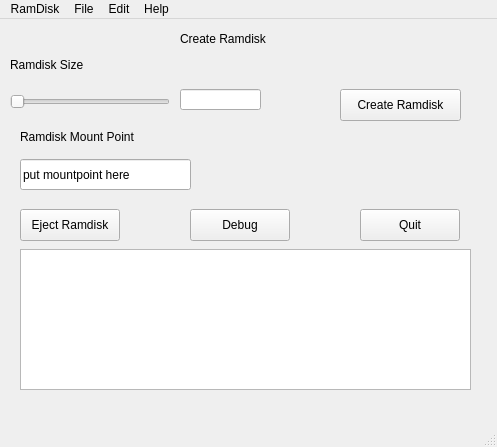
This is src/ramdisk/ui/main_n.ui in clockworksspheres/ramdisk as Qt 5 draws it before an edit. The edited form follows.
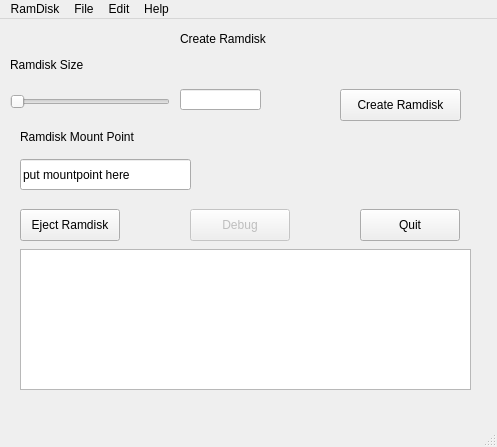
This is the edited form.

Commit message: enabled 'autoFillBackground' in the main_n.ui via qtcreator and hid the debug button in main.py until debug console support could be added

```diff
--- a/src/ramdisk/ui/main_n.ui
+++ b/src/ramdisk/ui/main_n.ui
@@ -20,6 +20,9 @@
    <string notr="true"/>
   </property>
   <widget class="QWidget" name="centralwidget">
+   <property name="autoFillBackground">
+    <bool>true</bool>
+   </property>
    <widget class="QPushButton" name="ejectPushButton">
     <property name="geometry">
      <rect>
@@ -34,6 +37,9 @@
     </property>
    </widget>
    <widget class="QPushButton" name="debugPushButton">
+    <property name="enabled">
+     <bool>false</bool>
+    </property>
     <property name="geometry">
      <rect>
       <x>190</x>
```
Left out of the diff: 2 changed lines with no effect on the pictures. The commit also changes 2 other files.
